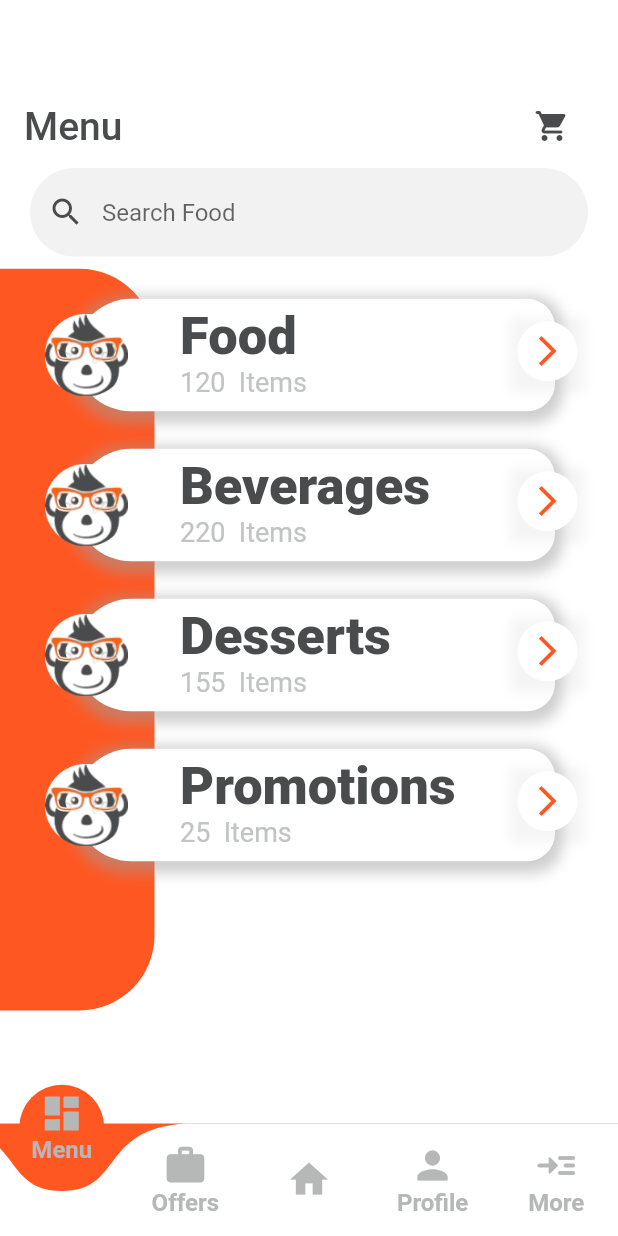
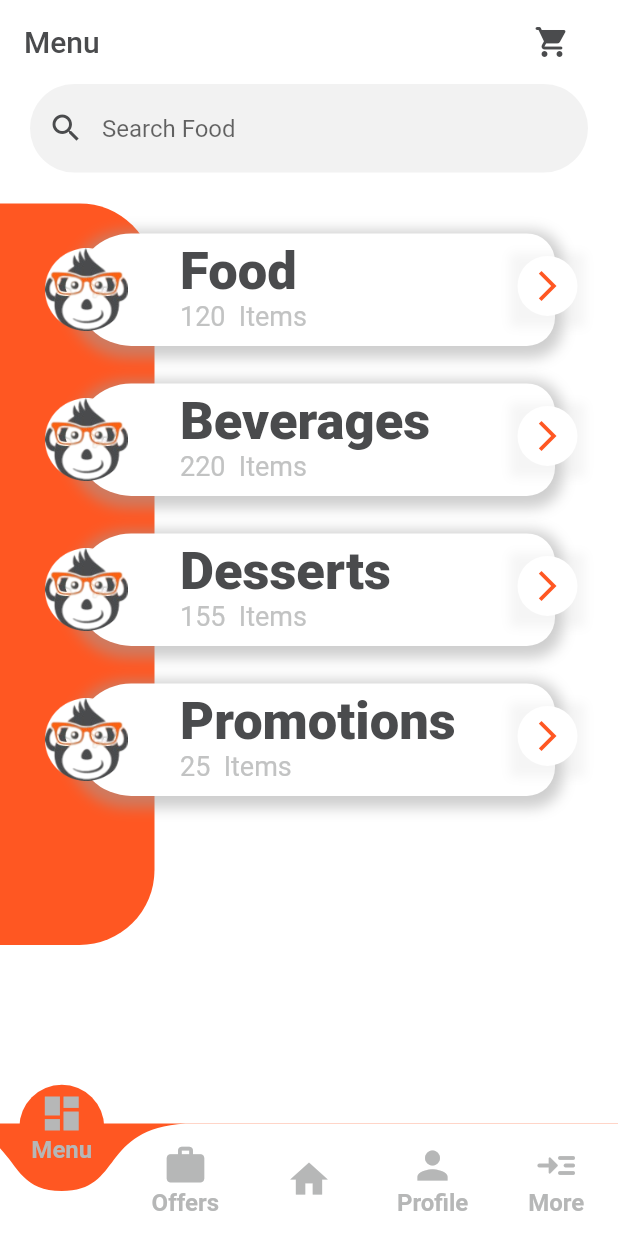
Before and after one commit to ibrahimalfalah/ecommerce-app, a Flutter app: the screen it shows after launch, on a phone screen of 412 x 824 dp. Run offline on Flutter 3.47's test engine with Material 2 defaults, Android fonts, the phone set to English and light mode, and no system bars; drawn by our look-alikes of curved_navigation_bar; our stand-ins replace bloc, cloud_firestore, conditional_builder_null_safety, firebase_auth, firebase_core, flutter_bloc and 7 more; accounts and stored records are empty; statements that could not run were skipped.

Commit message:
menu and more and profile

```diff
--- a/lib/cubit_app/cubit_app_state.dart
+++ b/lib/cubit_app/cubit_app_state.dart
@@ -7,6 +7,8 @@ class AppInitialState extends AppStates {}
 
 class AppBottomNavState extends AppStates {}
 
+class SignOutState extends AppStates {}
+
 class AppGetUserLoadingState extends AppStates {}
 
 class AppGetUserSuccessState extends AppStates {}
--- a/lib/layout/home_layout.dart
+++ b/lib/layout/home_layout.dart
@@ -14,8 +14,59 @@ class HomeLayout extends StatelessWidget {
       listener: (context, state) {},
       builder: (context, state) {
         var cubit = AppCubit.get(context);
+        List<Widget> appBarName = [
+          Text(
+            'Menu',
+            style: TextStyle(
+              color: Color(0xff4a4b4d),
+              fontSize: 20.0,
+            ),
+          ),
+          Text(
+            'Latest Offers',
+            style: TextStyle(
+              color: Color(0xff4a4b4d),
+              fontSize: 20.0,
+            ),
+          ),
+          Text(
+            'Good Morning ${cubit.model!.name}!',
+            style: TextStyle(
+              color: Color(0xff4a4b4d),
+              fontSize: 20.0,
+            ),
+          ),
+          Text(
+            'Profile',
+            style: TextStyle(
+              color: Color(0xff4a4b4d),
+              fontSize: 20.0,
+            ),
+          ),
+          Text(
+            'More',
+            style: TextStyle(
+              color: Color(0xff4a4b4d),
+              fontSize: 20.0,
+            ),
+          ),
+        ];
         return Scaffold(
-          appBar: AppBar(),
+          appBar: AppBar(
+            actions: [
+              Padding(
+                padding: const EdgeInsets.symmetric(horizontal: 20.0),
+                child: IconButton(
+                  onPressed: () {},
+                  icon: Icon(
+                    Icons.shopping_cart_rounded,
+                  ),
+                  color: Color(0xff4a4b4d),
+                ),
+              ),
+            ],
+            title: appBarName[cubit.currentIndex],
+          ),
           body: cubit.screens[cubit.currentIndex],
           bottomNavigationBar: CurvedNavigationBar(
             backgroundColor: Colors.deepOrange,
--- a/lib/module/menu/menu.screen.dart
+++ b/lib/module/menu/menu.screen.dart
@@ -6,27 +6,6 @@ class MenuScreen extends StatelessWidget {
   @override
   Widget build(BuildContext context) {
     return Scaffold(
-      appBar: AppBar(
-        actions: [
-          Padding(
-            padding: const EdgeInsets.symmetric(horizontal: 20.0),
-            child: IconButton(
-              onPressed: () {},
-              icon: Icon(
-                Icons.shopping_cart_rounded,
-              ),
-              color: Color(0xff4a4b4d),
-            ),
-          ),
-        ],
-        title: Text(
-          'Menu',
-          style: TextStyle(
-            color: Color(0xff4a4b4d),
-            fontSize: 26.0,
-          ),
-        ),
-      ),
       body: SingleChildScrollView(
         physics: BouncingScrollPhysics(),
         child: Column(
@@ -52,7 +31,7 @@ class MenuScreen extends StatelessWidget {
               ),
             ),
             SizedBox(
-              height: MediaQuery.of(context).size.height * 0.01,
+              height: MediaQuery.of(context).size.height * 0.025,
             ),
             Stack(
               children: [
```
Also changed, not shown: lib/cubit_app/cubit_app_cubit.dart (+11 -3 lines), lib/module/more/more.screen.dart (+4 -25 lines), lib/module/profile/profile.screen.dart (+57 -31 lines), images/icons/backimage.png (added).
